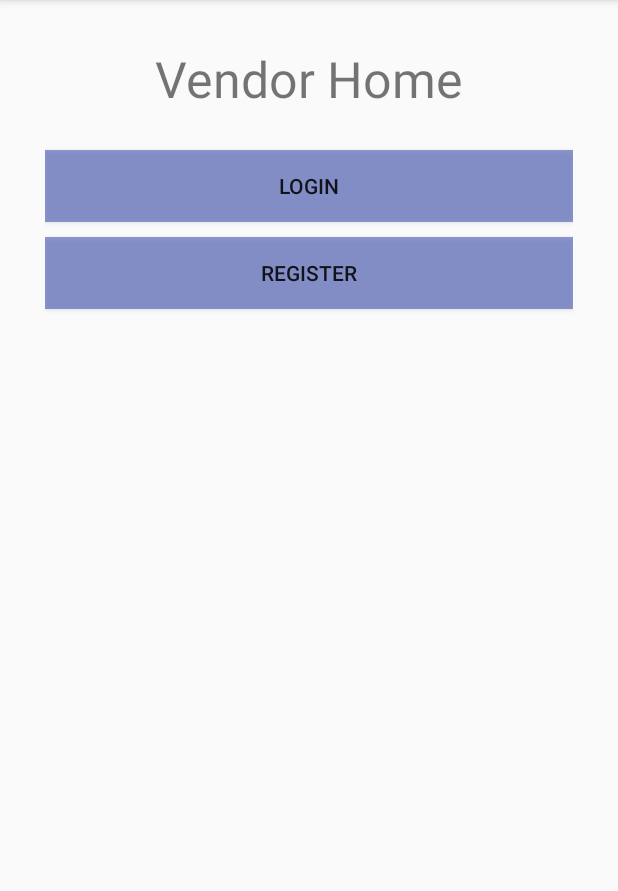
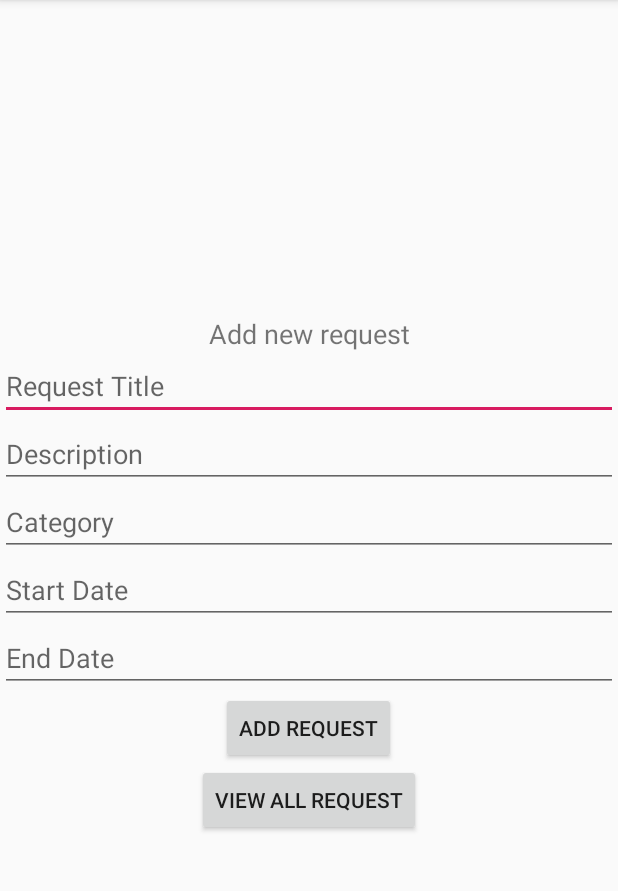
Before and after one commit to tungpham142/uNeedvHelp, an Android app: the screen it shows after launch (VendorHomeActivity before the commit, TemporaryAddRequestActivity after it), after a tap on "VENDOR", on a phone screen of 412 x 824 dp, the part 84-975 px from its top. Run offline under Robolectric (Android 15) with nearby library versions, the phone set to English and light mode, and no system bars.

Commit message:
add show request list

```diff
--- a/app/src/main/AndroidManifest.xml
+++ b/app/src/main/AndroidManifest.xml
@@ -28,6 +28,8 @@
         <activity android:name=".HomePageActivity" />
         <activity android:name=".VendorLoginActivity" />
         <activity android:name=".VendorRegistrationForm2Activity" />
+        <activity android:name=".VendorRequestListActivity" />
+        <activity android:name=".TemporaryAddRequestActivity" />
     </application>
 
 </manifest>
--- a/app/src/main/java/com/example/uneedvhelp/CustomerLoginActivity.java
+++ b/app/src/main/java/com/example/uneedvhelp/CustomerLoginActivity.java
@@ -10,6 +10,8 @@ import android.widget.Button;
 import android.widget.EditText;
 import android.widget.TextView;
 import android.widget.Toast;
+
+import com.example.uneedvhelp.model.Customer;
 
 public class CustomerLoginActivity extends AppCompatActivity {
     private EditText mName;
--- a/app/src/main/java/com/example/uneedvhelp/CustomerRegistrationActivity.java
+++ b/app/src/main/java/com/example/uneedvhelp/CustomerRegistrationActivity.java
@@ -4,12 +4,9 @@ import androidx.appcompat.app.AppCompatActivity;
 
 import android.app.DatePickerDialog;
 import android.content.Intent;
-import android.graphics.Color;
-import android.graphics.drawable.ColorDrawable;
 import android.os.Bundle;
 import android.text.InputType;
 import android.text.TextUtils;
-import android.util.Log;
 import android.util.Patterns;
 import android.view.View;
 import android.widget.Button;
@@ -20,9 +17,10 @@ import android.widget.RadioGroup;
 import android.widget.TextView;
 import android.widget.Toast;
 
+import com.example.uneedvhelp.model.Customer;
+
 import java.text.SimpleDateFormat;
 import java.util.Calendar;
-import java.util.Date;
 import java.util.Locale;
 
 public class CustomerRegistrationActivity extends AppCompatActivity {
--- a/app/src/main/java/com/example/uneedvhelp/DatabaseHandler.java
+++ b/app/src/main/java/com/example/uneedvhelp/DatabaseHandler.java
@@ -6,11 +6,13 @@ import android.database.Cursor;
 import android.database.sqlite.SQLiteDatabase;
 import android.database.sqlite.SQLiteOpenHelper;
 
+import com.example.uneedvhelp.model.Customer;
+
 import java.util.ArrayList;
 import java.util.List;
 
 public class DatabaseHandler extends SQLiteOpenHelper {
-    private static final int DATABASE_VERSION = 3;
+    private static final int DATABASE_VERSION = 4;
     public static final String DATABASE_NAME = "SQLiteDatabase.db";
     public static final String TABLE_NAME = "VENDOR";
     public static final String COLUMN_ID = "ID";
--- a/app/src/main/java/com/example/uneedvhelp/HomePageActivity.java
+++ b/app/src/main/java/com/example/uneedvhelp/HomePageActivity.java
@@ -41,7 +41,7 @@ public class HomePageActivity extends AppCompatActivity {
     }
 
     public void openVendorActivity() {
-        Intent intent = new Intent(this, VendorHomeActivity.class);
+        Intent intent = new Intent(this, TemporaryAddRequestActivity.class);
         startActivity(intent);
     }
 
--- /dev/null
+++ b/app/src/main/java/com/example/uneedvhelp/TemporaryAddRequestActivity.java
@@ -0,0 +1,72 @@
+package com.example.uneedvhelp;
+
+import android.content.Intent;
+import android.os.Bundle;
+import android.view.View;
+import android.widget.Button;
+import android.widget.EditText;
+
+import android.widget.Toast;
+
+import androidx.appcompat.app.AppCompatActivity;
+
+
+
+public class TemporaryAddRequestActivity  extends AppCompatActivity {
+    EditText mTitle, mDescription, mStartDate, mEndDate, mCategory;
+    Button mViewRequestBtn, mAddRequestBtn;
+    private DatabaseHandler db;
+
+    @Override
+    protected void onCreate(Bundle savedInstanceState) {
+        super.onCreate(savedInstanceState);
+        setContentView(R.layout.activity_temporary_addrequest);
+
+        mTitle = findViewById(R.id.request_title);
+        mDescription = findViewById(R.id.description);
+        mStartDate = findViewById(R.id.start_date);
+        mEndDate = findViewById(R.id.end_date);
+        mCategory = findViewById(R.id.category);
+        db = new DatabaseHandler(this);
+
+        mViewRequestBtn = findViewById(R.id.view_request_btn);
+        mAddRequestBtn = findViewById(R.id.add_request_btn);
+
+        mViewRequestBtn.setOnClickListener(new View.OnClickListener() {
+            @Override
+            public void onClick(View v) {
+                startActivity(new Intent(getApplicationContext(), VendorRequestListActivity.class));
+                finish();
+            }
+        });
+
+        mAddRequestBtn.setOnClickListener(new View.OnClickListener() {
+            @Override
+            public void onClick(View v) {
+                final String title = mTitle.getText().toString().trim();
+                final String description = mDescription.getText().toString().trim();
+                final String startDate = mStartDate.getText().toString().trim();
+                final String endDate = mEndDate.getText().toString().trim();
+                final String category = mCategory.getText().toString().trim();
+
+
+                CustomerRequest request = new CustomerRequest();
+                request.setServiceCategory(category);
+                request.setStartDate(startDate);
+                request.setEndDate(endDate);
+                request.setDescription(description);
+                request.setTitle(title);
+                request.setCustomerId(1);
+
+                try {
+                    db.insertCustomerRequest(request);
+                    Toast.makeText(TemporaryAddRequestActivity.this, "New Request Created. ", Toast.LENGTH_LONG).show();
+                    startActivity(new Intent(getApplicationContext(), TemporaryAddRequestActivity.class));
+                } catch (Exception e) {
+                    Toast.makeText(TemporaryAddRequestActivity.this, "Error! " + e.getMessage(), Toast.LENGTH_LONG).show();
+                    return;
+                }
+            }
+        });
+    }
+}
--- a/app/src/main/java/com/example/uneedvhelp/VendorRequestListActivity.java
+++ b/app/src/main/java/com/example/uneedvhelp/VendorRequestListActivity.java
@@ -6,12 +6,15 @@ import android.widget.ListView;
 
 import androidx.appcompat.app.AppCompatActivity;
 
+import com.example.uneedvhelp.adapter.ListRequestAdapter;
+
 import java.util.List;
 
 public class VendorRequestListActivity extends AppCompatActivity {
     private ListView lvCustomerRequest;
     private DatabaseHandler db;
     private List<CustomerRequest> mRequestList;
+    private ListRequestAdapter adapter;
 
     @Override
     protected void onCreate(Bundle savedInstanceState){
@@ -21,6 +24,7 @@ public class VendorRequestListActivity extends AppCompatActivity {
         db = new DatabaseHandler(this);
 
         mRequestList  = db.getListCustomerRequest();
-
+        adapter = new ListRequestAdapter(this, mRequestList);
+        lvCustomerRequest.setAdapter(adapter);
     }
 }
--- a/app/src/main/java/com/example/uneedvhelp/Customer.java
+++ b/app/src/main/java/com/example/uneedvhelp/model/Customer.java
@@ -1,4 +1,4 @@
-package com.example.uneedvhelp;
+package com.example.uneedvhelp.model;
 
 import java.util.Date;
 
--- /dev/null
+++ b/app/src/main/res/layout/activity_temporary_addrequest.xml
@@ -0,0 +1,60 @@
+<?xml version="1.0" encoding="utf-8"?>
+<LinearLayout xmlns:android="http://schemas.android.com/apk/res/android"
+    android:orientation="vertical" android:layout_width="match_parent"
+    android:layout_height="match_parent"
+    android:gravity="center">
+
+    <TextView
+        android:id="@+id/textView"
+        android:layout_width="match_parent"
+        android:layout_height="wrap_content"
+        android:text="Add new request"
+        android:gravity="center"
+        android:textSize="18dp"/>
+
+    <EditText
+        android:id="@+id/request_title"
+        android:layout_width="match_parent"
+        android:layout_height="wrap_content"
+        android:ems="10"
+        android:hint="Request Title"
+        android:inputType="textPersonName"/>
+    <EditText
+        android:id="@+id/description"
+        android:layout_width="match_parent"
+        android:layout_height="wrap_content"
+        android:ems="10"
+        android:hint="Description"
+        android:inputType="textPersonName"/>
+    <EditText
+        android:id="@+id/category"
+        android:layout_width="match_parent"
+        android:layout_height="wrap_content"
+        android:ems="10"
+        android:hint="Category"
+        android:inputType="textPersonName"/>
+    <EditText
+        android:id="@+id/start_date"
+        android:layout_width="match_parent"
+        android:layout_height="wrap_content"
+        android:ems="10"
+        android:hint="Start Date"
+        android:inputType="textPersonName"/>
+    <EditText
+        android:id="@+id/end_date"
+        android:layout_width="match_parent"
+        android:layout_height="wrap_content"
+        android:ems="10"
+        android:hint="End Date"
+        android:inputType="textPersonName"/>
+    <Button
+        android:layout_width="wrap_content"
+        android:layout_height="wrap_content"
+        android:text="Add Request"
+        android:id="@+id/add_request_btn"></Button>
+    <Button
+        android:layout_width="wrap_content"
+        android:layout_height="wrap_content"
+        android:text="View All Request"
+        android:id="@+id/view_request_btn"></Button>
+</LinearLayout>
--- a/app/src/main/res/layout/activity_vendor_request_list.xml
+++ b/app/src/main/res/layout/activity_vendor_request_list.xml
@@ -20,7 +20,7 @@
         android:layout_height="match_parent"
         android:layout_marginLeft="10dp"
         android:layout_marginRight="10dp"
-        android:background="#d1d1d1"
+        android:background="#FFFFFF"
         android:divider="#d1d1d1"
         android:dividerHeight="10dp"></ListView>
 
```
Also changed, not shown: app/src/main/java/com/example/uneedvhelp/CustomerRequest.java (+10 -0 lines), app/src/main/java/com/example/uneedvhelp/adapter/ListRequestAdapter.java (added, +55 -0 lines), app/src/main/res/layout/request_listview.xml (added, +51 -0 lines).
